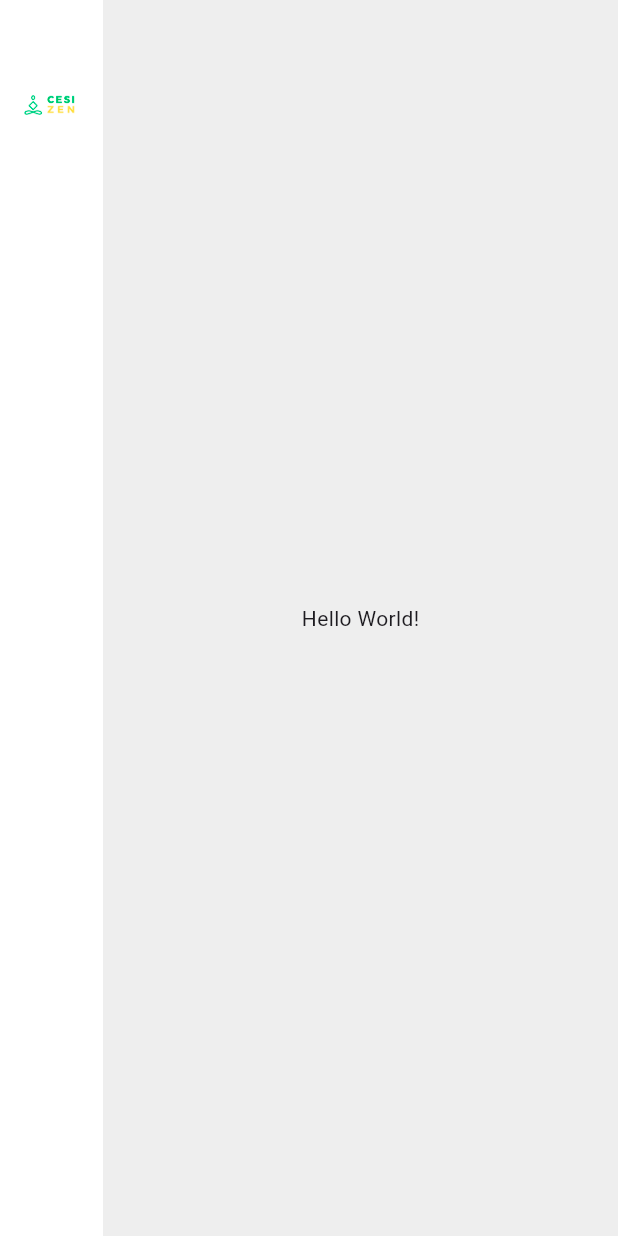
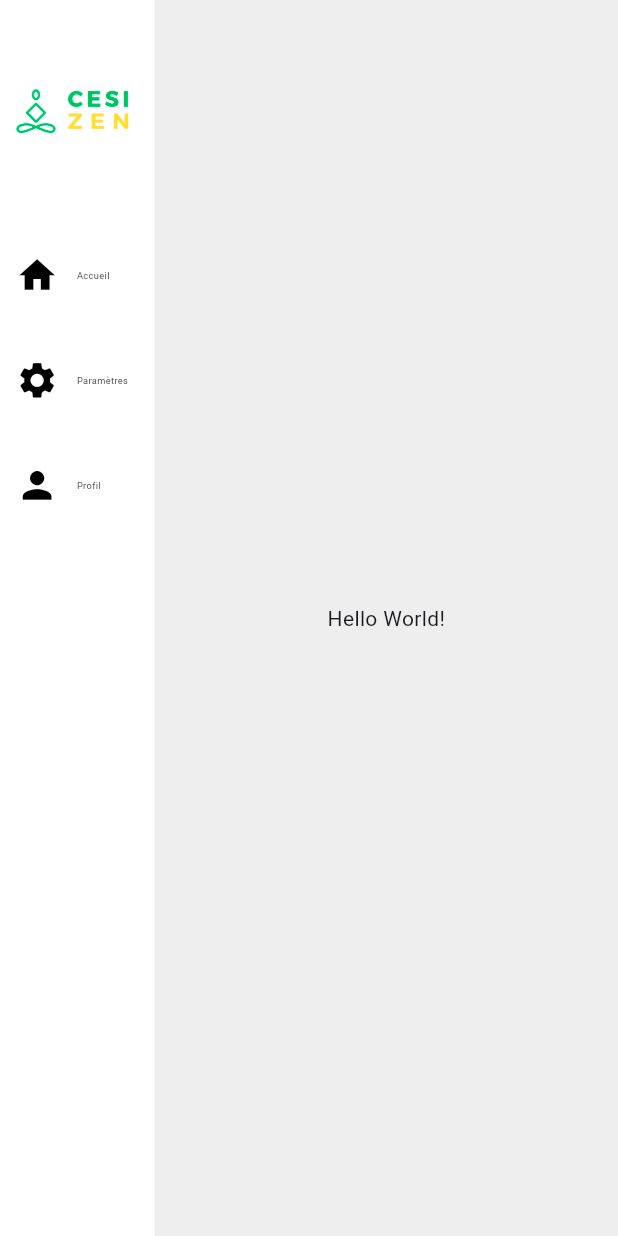
Before and after one commit to SNEUUD/cesizen, a Flutter app: the screen it shows after launch, on a phone screen of 412 x 824 dp. Run offline on Flutter 3.47's test engine with Material 3 defaults, Android fonts, the phone set to English and light mode, and no system bars.

Commit message:
update side-menu

```diff
--- a/lib/layout/side-menu.dart
+++ b/lib/layout/side-menu.dart
@@ -6,26 +6,69 @@ class SideMenu extends StatelessWidget {
 
   @override
   Widget build(BuildContext context) {
+    final screenHeight = MediaQuery.of(context).size.height;
+    final screenWidth = MediaQuery.of(context).size.width;
+    final iconSize = screenHeight * 0.035;
+    final textSize = screenWidth * 0.015;
+    final spacing = screenHeight * 0.05;
+    final logoHeight = screenHeight * 0.08;
+
     return Container(
       width: width,
       color: Colors.white,
       child: Column(
         mainAxisAlignment: MainAxisAlignment.start,
+        crossAxisAlignment: CrossAxisAlignment.start, // aligner à gauche
         children: [
-          const SizedBox(height: 40),
+          SizedBox(height: screenHeight * 0.05),
 
           // Logo CESIzen
-         Padding(
-            padding: const EdgeInsets.fromLTRB(16, 0, 16, 24),
-            child: Image.asset('assets/images/logo.png', height: 60),
+          Padding(
+            padding: EdgeInsets.symmetric(horizontal: width * 0.1),
+            child: Image.asset(
+              'assets/images/logo.png',
+              height: logoHeight,
+              fit: BoxFit.contain,
+            ),
           ),
 
-          // Icônes du menu
-          const Icon(Icons.home, color: Colors.white),
-          const SizedBox(height: 20),
-          const Icon(Icons.settings, color: Colors.white),
-          const SizedBox(height: 20),
-          const Icon(Icons.person, color: Colors.white),
+          SizedBox(height: spacing * 1.5),
+
+          // Menu items avec icône + texte
+          Padding(
+            padding: EdgeInsets.symmetric(horizontal: width * 0.1),
+            child: Row(
+              children: [
+                Icon(Icons.home, color: Colors.black, size: iconSize),
+                SizedBox(width: 12),
+                Text("Accueil", style: TextStyle(fontSize: textSize)),
+              ],
+            ),
+          ),
+          SizedBox(height: spacing),
+
+          Padding(
+            padding: EdgeInsets.symmetric(horizontal: width * 0.1),
+            child: Row(
+              children: [
+                Icon(Icons.settings, color: Colors.black, size: iconSize),
+                SizedBox(width: 12),
+                Text("Paramètres", style: TextStyle(fontSize: textSize)),
+              ],
+            ),
+          ),
+          SizedBox(height: spacing),
+
+          Padding(
+            padding: EdgeInsets.symmetric(horizontal: width * 0.1),
+            child: Row(
+              children: [
+                Icon(Icons.person, color: Colors.black, size: iconSize),
+                SizedBox(width: 12),
+                Text("Profil", style: TextStyle(fontSize: textSize)),
+              ],
+            ),
+          ),
         ],
       ),
     );
--- a/lib/main.dart
+++ b/lib/main.dart
@@ -15,7 +15,7 @@ class MainApp extends StatelessWidget {
       home: Builder(
         builder: (context) {
           final size = MediaQuery.of(context).size;
-          final menuWidth = size.width / 6;
+          final menuWidth = size.width / 4;
 
           return Scaffold(
             backgroundColor: Colors.grey[200],
```
Also changed, not shown: lib/pages/auth/login.dart (added), lib/pages/auth/register.dart (added), lib/pages/report.dart (added).
